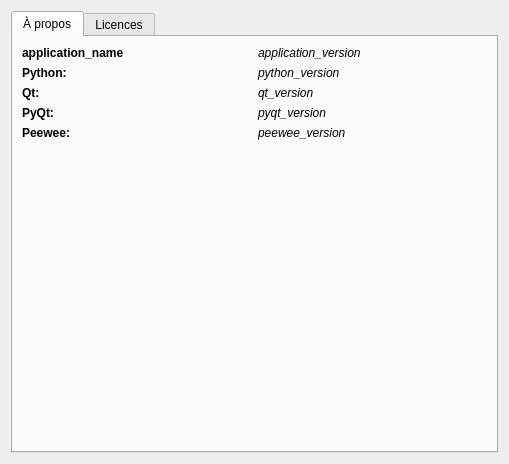
This is src/ui/dialogs/about.ui in seigneurfuo/MyAnimeManager3 as Qt 5 draws it before an edit. The edited form follows.
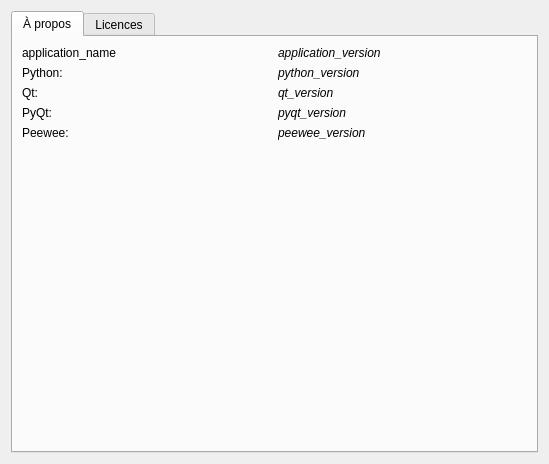
This is the edited form. Icons and pictures are not drawn.

```diff
--- a/src/ui/dialogs/about.ui
+++ b/src/ui/dialogs/about.ui
@@ -6,7 +6,7 @@
    <rect>
     <x>0</x>
     <y>0</y>
-    <width>393</width>
+    <width>549</width>
     <height>464</height>
    </rect>
   </property>
@@ -54,12 +54,6 @@
          </item>
          <item row="1" column="0">
           <widget class="QLabel" name="label_76">
-           <property name="font">
-            <font>
-             <weight>75</weight>
-             <bold>true</bold>
-            </font>
-           </property>
            <property name="text">
             <string>Python:</string>
            </property>
@@ -79,12 +73,6 @@
          </item>
          <item row="2" column="0">
           <widget class="QLabel" name="label_71">
-           <property name="font">
-            <font>
-             <weight>75</weight>
-             <bold>true</bold>
-            </font>
-           </property>
            <property name="text">
             <string>Qt:</string>
            </property>
@@ -104,12 +92,6 @@
          </item>
          <item row="3" column="0">
           <widget class="QLabel" name="label_73">
-           <property name="font">
-            <font>
-             <weight>75</weight>
-             <bold>true</bold>
-            </font>
-           </property>
            <property name="text">
             <string>PyQt:</string>
            </property>
@@ -129,12 +111,6 @@
          </item>
          <item row="4" column="0">
           <widget class="QLabel" name="label_74">
-           <property name="font">
-            <font>
-             <weight>75</weight>
-             <bold>true</bold>
-            </font>
-           </property>
            <property name="text">
             <string>Peewee:</string>
            </property>
@@ -155,12 +131,6 @@
          </item>
          <item row="0" column="0">
           <widget class="QLabel" name="application_name">
-           <property name="font">
-            <font>
-             <weight>75</weight>
-             <bold>true</bold>
-            </font>
-           </property>
            <property name="text">
             <string>application_name</string>
            </property>
```
